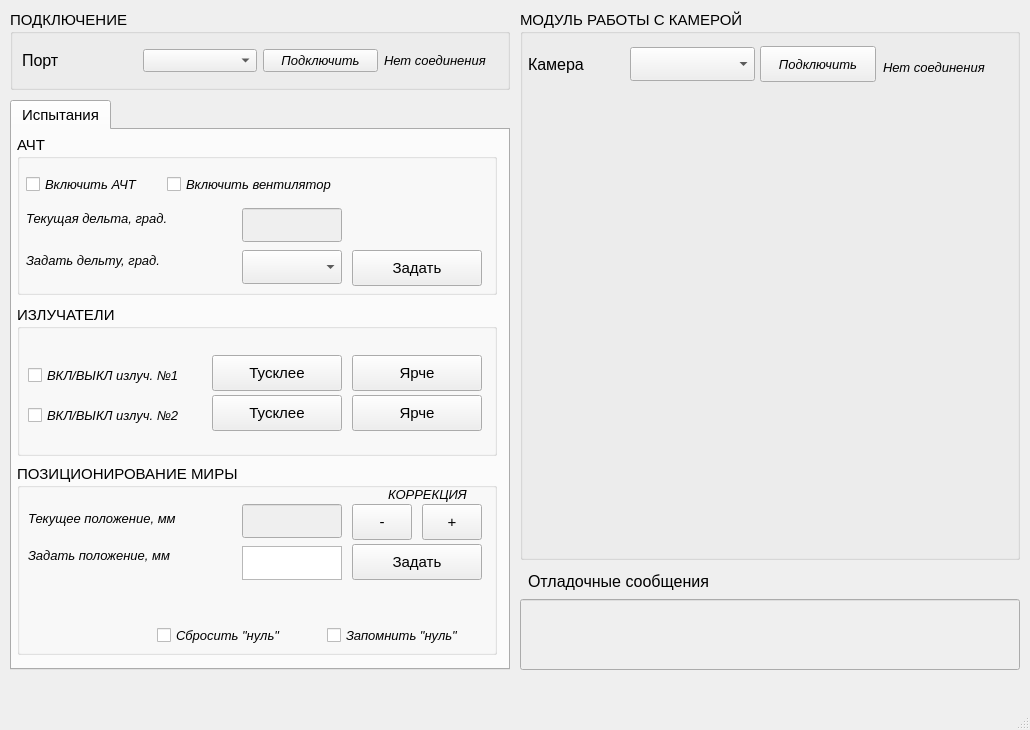
This is front/mainwindow.ui in IdelKonstantin/stend as Qt 5 draws it before an edit. The edited form follows.
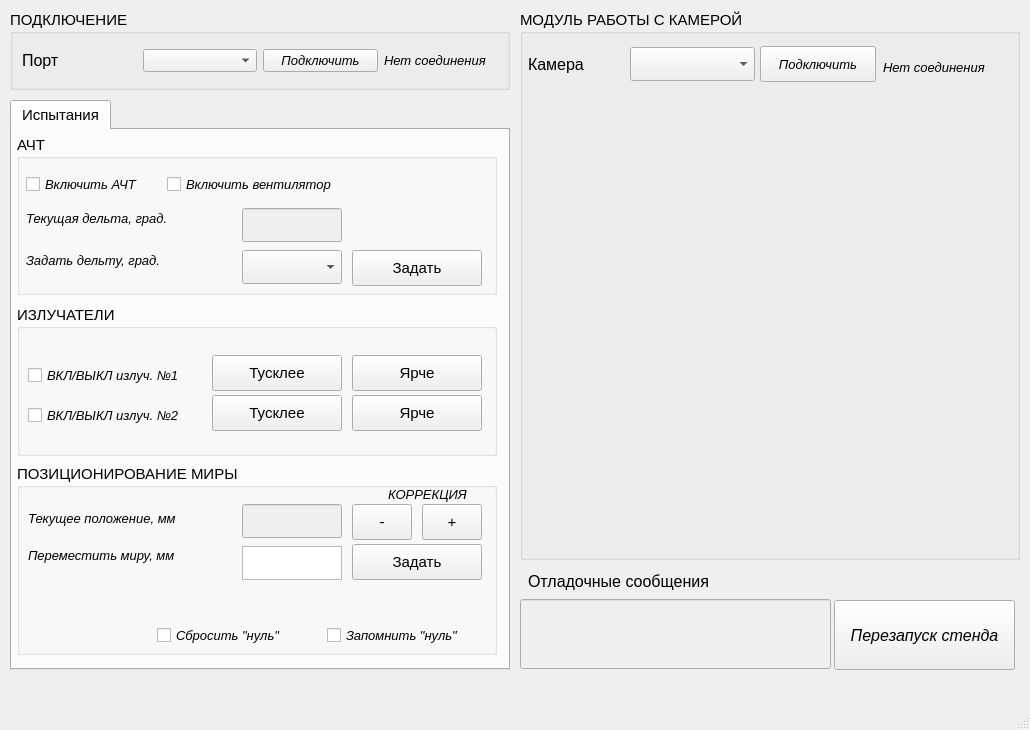
This is the edited form.

Diff of the .ui file:
```diff
--- a/front/mainwindow.ui
+++ b/front/mainwindow.ui
@@ -422,7 +422,7 @@
         </font>
        </property>
        <property name="text">
-        <string>Задать положение, мм</string>
+        <string>Переместить миру, мм</string>
        </property>
       </widget>
       <widget class="QLineEdit" name="lineEditTekPolozh">
@@ -695,8 +695,8 @@
      <rect>
       <x>520</x>
       <y>599</y>
-      <width>500</width>
-      <height>71</height>
+      <width>311</width>
+      <height>70</height>
      </rect>
     </property>
     <property name="acceptDrops">
@@ -732,6 +732,26 @@
      <string>Отладочные сообщения</string>
     </property>
    </widget>
+   <widget class="QPushButton" name="pushButtonRestart">
+    <property name="geometry">
+     <rect>
+      <x>834</x>
+      <y>600</y>
+      <width>181</width>
+      <height>70</height>
+     </rect>
+    </property>
+    <property name="font">
+     <font>
+      <family>Arimo</family>
+      <pointsize>12</pointsize>
+      <italic>true</italic>
+     </font>
+    </property>
+    <property name="text">
+     <string>Перезапуск стенда</string>
+    </property>
+   </widget>
   </widget>
   <widget class="QMenuBar" name="menubar">
    <property name="geometry">
```
Left out of the diff: 2 changed lines with no effect on the pictures.
